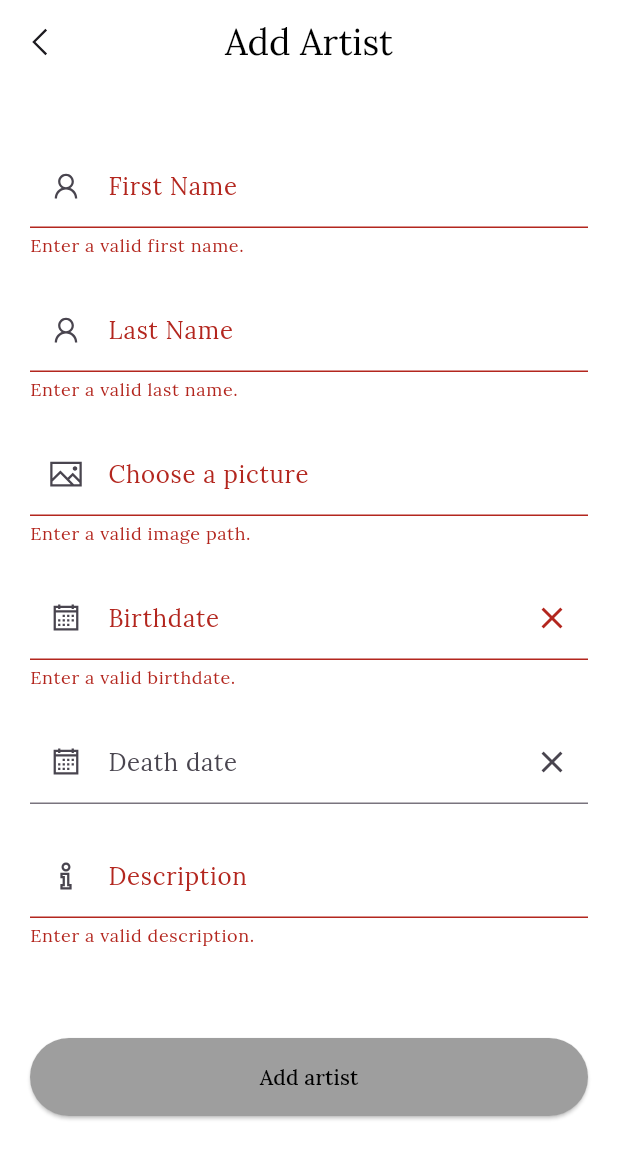
After one commit to LaviniaSurubariu/smart_museum, a Flutter app: the AddArtistPage screen opened by its route, after a tap on "Add artist", on a phone screen of 412 x 824 dp. The commit adds this screen. Shown: the top 1159 px of the screen. Run offline on Flutter 3.47's test engine with Material 3 defaults, Android fonts, the phone set to English and light mode, and no system bars; our stand-ins replace audioplayers, cloud_firestore, firebase_auth, firebase_core, firebase_storage, flutter_credit_card and 8 more; missing offline and left inert: mobile_scanner, redux_epics; accounts and stored records are empty.

Commit message:
add artist functionality

```diff
--- /dev/null
+++ b/lib/actions/admin_actions/add_artist/add_artist.dart
@@ -0,0 +1,24 @@
+import 'package:freezed_annotation/freezed_annotation.dart';
+
+import '../../app_action.dart';
+
+
+part 'add_artist.freezed.dart';
+
+@freezed
+class AddArtist with _$AddArtist implements AppAction {
+  const factory AddArtist({
+    required String firstName,
+    required String lastName,
+    required String picturePath,
+    required DateTime birthdate,
+    required DateTime? deathDate,
+    required String description,
+    required ActionResult result,
+}) = AddArtistStart;
+
+  const factory AddArtist.successful() = AddArtistSuccessful;
+
+  @Implements<ErrorAction>()
+  const factory AddArtist.error(Object error, StackTrace stackTrace) = AddArtistError;
+}
--- a/lib/api/app_api.dart
+++ b/lib/api/app_api.dart
@@ -4,6 +4,7 @@ import 'package:cloud_firestore/cloud_firestore.dart';
 import 'package:firebase_auth/firebase_auth.dart';
 import 'package:firebase_storage/firebase_storage.dart';
 
+import '../models/artist/artist.dart';
 import '../models/user/app_user/app_user.dart';
 
 class AppApi {
@@ -192,4 +193,35 @@ class AppApi {
 //       .map((QueryDocumentSnapshot<Map<String, dynamic>> doc) => AppUser.fromJson(doc.data()))
 //       .toList();
 // }
+
+  Future<void> addArtist({
+    required String firstName,
+    required String lastName,
+    required String picturePath,
+    required DateTime birthdate,
+    required DateTime? deathDate,
+    required String description,
+  }) async {
+    final CollectionReference<Map<String, dynamic>> artistsCollection = FirebaseFirestore.instance.collection('artists');
+    final DocumentReference<Map<String, dynamic>> newArtistRef = artistsCollection.doc();
+
+
+    final Reference ref = _storage.ref('artists/${newArtistRef.id}/$firstName');
+    await ref.putFile(File(picturePath));
+    final String pictureUrl = await ref.getDownloadURL();
+
+    final Artist artist = Artist(
+      uid: newArtistRef.id,
+      firstName: firstName,
+      lastName: lastName,
+      pictureUrl: pictureUrl,
+      birthdate: birthdate,
+      deathDate: deathDate,
+      description: description,
+    );
+
+    final Map<String, dynamic> artistJson = artist.toJson();
+
+    await newArtistRef.set(artistJson);
+  }
 }
--- a/lib/main.dart
+++ b/lib/main.dart
@@ -11,6 +11,7 @@ import 'api/app_api.dart';
 import 'epics/app_epics.dart';
 import 'firebase_options.dart';
 import 'models/app_state/app_state.dart';
+import 'presentation/admin_pages/add_artist_page.dart';
 import 'presentation/admin_pages/admin_home_screen.dart';
 import 'presentation/admin_pages/generate_qr_code_page.dart';
 import 'presentation/admin_pages/profile_admin_page.dart';
@@ -74,6 +75,7 @@ class MyApp extends StatelessWidget {
           '/subscriptionPage': (BuildContext context) => const SubscriptionPage(),
           '/paymentPage': (BuildContext context) => const PaymentPage(),
           '/favoritesPage': (BuildContext context) => const FavoritesPage(),
+          '/addArtistPage': (BuildContext context) => const AddArtistPage(),
         },
       ),
     );
--- /dev/null
+++ b/lib/models/artist/artist.dart
@@ -0,0 +1,20 @@
+import 'package:freezed_annotation/freezed_annotation.dart';
+
+part 'artist.freezed.dart';
+
+part 'artist.g.dart';
+
+@freezed
+class Artist with _$Artist {
+  const factory Artist({
+    required String uid,
+    required String firstName,
+    required String lastName,
+    required String pictureUrl,
+    required DateTime birthdate,
+    required DateTime? deathDate,
+    required String description,
+  }) = Artist$;
+
+  factory Artist.fromJson(Map<dynamic, dynamic> json) => _$ArtistFromJson(Map<String, dynamic>.from(json));
+}
--- /dev/null
+++ b/lib/presentation/admin_pages/add_artist_page.dart
@@ -0,0 +1,282 @@
+import 'package:flutter/material.dart';
+import 'package:image_picker/image_picker.dart';
+import 'package:intl/intl.dart';
+import 'package:line_awesome_flutter/line_awesome_flutter.dart';
+
+import '../../actions/admin_actions/add_artist/add_artist.dart';
+import '../../actions/app_action.dart';
+import '../utils/customAlertDialogOneButton.dart';
+import '../utils/customAlertDialogTwoButtons.dart';
+import '../utils/extensions.dart';
+
+class AddArtistPage extends StatefulWidget {
+  const AddArtistPage({super.key});
+
+  @override
+  State<AddArtistPage> createState() => _AddArtistPageState();
+}
+
+class _AddArtistPageState extends State<AddArtistPage> {
+  final GlobalKey<FormState> formKey = GlobalKey<FormState>();
+  final TextEditingController birthdateController = TextEditingController();
+  final TextEditingController deathDateController = TextEditingController();
+  final TextEditingController firstNameController = TextEditingController();
+  final TextEditingController lastNameController = TextEditingController();
+  final TextEditingController descriptionController = TextEditingController();
+  final TextEditingController imagePathController = TextEditingController();
+  DateTime selectedDate = DateTime.now();
+
+  @override
+  Widget build(BuildContext context) {
+    return Scaffold(
+      appBar: AppBar(
+        leading: IconButton(
+            onPressed: () {
+              showDialog<CustomAlertDialogTwoButtons>(
+                context: context,
+                builder: (BuildContext context) {
+                  return CustomAlertDialogTwoButtons(
+                    title: 'Back?',
+                    content: 'Changes that you want to make may not be saved.',
+                    firstButtonText: 'no',
+                    firstButtonColor: Colors.white30,
+                    iconData: LineAwesomeIcons.exclamation_circle,
+                    iconColor: Colors.grey,
+                    onFirstButtonPressed: () {
+                      Navigator.pop(context);
+                    },
+                    secondButtonText: 'yes',
+                    secondButtonColor: Colors.grey,
+                    onSecondButtonPressed: () {
+                      Navigator.pushReplacementNamed(context, '/adminHomeScreenPage');
+                    },
+                  );
+                },
+              );
+            },
+            icon: const Icon(LineAwesomeIcons.angle_left)),
+        title: const Text('Add Artist', style: TextStyle(color: Colors.black)),
+      ),
+      body: SingleChildScrollView(
+        child: Container(
+          padding: const EdgeInsets.all(20),
+          child: Column(
+            children: <Widget>[
+              Form(
+                key: formKey,
+                child: Column(
+                  children: <Widget>[
+                    const SizedBox(height: 20),
+                    TextFormField(
+                      controller: firstNameController,
+                      validator: (String? value) {
+                        if (value == null || value.isEmpty) {
+                          return 'Enter a valid first name.';
+                        }
+                        return null;
+                      },
+                      onChanged: (String value) {
+                        formKey.currentState!.validate();
+                      },
+                      decoration:
+                          const InputDecoration(label: Text('First Name'), prefixIcon: Icon(LineAwesomeIcons.user)),
+                    ),
+                    const SizedBox(height: 20),
+                    TextFormField(
+                      controller: lastNameController,
+                      validator: (String? value) {
+                        if (value == null || value.isEmpty) {
+                          return 'Enter a valid last name.';
+                        }
+                        return null;
+                      },
+                      onChanged: (String value) {
+                        formKey.currentState!.validate();
+                      },
+                      decoration:
+                          const InputDecoration(label: Text('Last Name'), prefixIcon: Icon(LineAwesomeIcons.user)),
+                    ),
+                    const SizedBox(height: 20),
+                    TextFormField(
+                      controller: imagePathController,
+                      readOnly: true,
+                      decoration: const InputDecoration(
+                        labelText: 'Choose a picture',
+                        prefixIcon: Icon(LineAwesomeIcons.image),
+                      ),
+                      onTap: () async {
+                        final ImagePicker picker = ImagePicker();
+                        final XFile? file =
+                            await picker.pickImage(source: ImageSource.gallery, maxHeight: 1024, maxWidth: 1024);
+
+                        if (file != null) {
+                          imagePathController.text = file.path;
+                        }
+                      },
+                      validator: (String? value) {
+                        if (value == null || value.isEmpty) {
+                          return 'Enter a valid image path.';
+                        }
+                        return null;
+                      },
+                    ),
+                    const SizedBox(height: 20),
+                    TextFormField(
+                      controller: birthdateController,
+                      readOnly: true,
+                      validator: (String? value) {
+                        if (value == null || value.isEmpty) {
+                          return 'Enter a valid birthdate.';
+                        }
+                        return null;
+                      },
+                      onTap: () {
+                        _selectbirthDate(context);
+                      },
+                      onChanged: (String value) {},
+                      decoration: InputDecoration(
+                        label: const Text('Birthdate'),
+                        prefixIcon: const Icon(LineAwesomeIcons.calendar),
+                        suffixIcon: IconButton(
+                          icon: const Icon(Icons.clear),
+                          onPressed: () {
+                            birthdateController.clear();
+                          },
+                        ),
+                      ),
+                    ),
+                    const SizedBox(height: 20),
+                    TextFormField(
+                      controller: deathDateController,
+                      readOnly: true,
+                      validator: (String? value) {},
+                      onTap: () {
+                        _selectDeathDate(context);
+                      },
+                      onChanged: (String value) {
+                        formKey.currentState!.validate();
+                      },
+                      decoration: InputDecoration(
+                        label: const Text('Death date'),
+                        prefixIcon: const Icon(LineAwesomeIcons.calendar),
+                        suffixIcon: IconButton(
+                          icon: const Icon(Icons.clear),
+                          onPressed: () {
+                            deathDateController.clear();
+                          },
+                        ),
+                      ),
+                    ),
+                    const SizedBox(height: 20),
+                    TextFormField(
+                      maxLines: null,
+                      controller: descriptionController,
+                      validator: (String? value) {
+                        if (value == null || value.isEmpty) {
+                          return 'Enter a valid description.';
+                        }
+                        return null;
+                      },
+                      onChanged: (String value) {
+                        formKey.currentState!.validate();
+                      },
+                      decoration:
+                          const InputDecoration(label: Text('Description'), prefixIcon: Icon(LineAwesomeIcons.info)),
+                    ),
+                    const SizedBox(height: 60),
+                    SizedBox(
+                      width: double.infinity,
+                      child: ElevatedButton(
+                        onPressed: () {
+                          if (formKey.currentState!.validate()) {
+                            context.dispatch(AddArtist(
+                              firstName: firstNameController.text,
+                              lastName: lastNameController.text,
+                              picturePath: imagePathController.text,
+                              birthdate: DateTime.parse(birthdateController.text),
+                              deathDate: deathDateController.text.isNotEmpty ? DateTime.parse(deathDateController.text) : null,
+                              description: descriptionController.text,
+                              result: _onAddArtistResult,
+                            ));
+                          }
+                        },
+                        style: ElevatedButton.styleFrom(
+                            backgroundColor: Colors.grey, side: BorderSide.none, shape: const StadiumBorder()),
+                        child: const Text('Add artist', style: TextStyle(color: Colors.black)),
+                      ),
+                    ),
+                    const SizedBox(height: 80),
+                  ],
+                ),
+              ),
+            ],
+          ),
+        ),
+      ),
+    );
+  }
+
+  Future<void> _selectbirthDate(BuildContext context) async {
+    final DateTime? picked = await showDatePicker(
+      context: context,
+      initialDate: DateTime.now(),
+      firstDate: DateTime(1000),
+      lastDate: DateTime(DateTime.now().year, DateTime.now().month, DateTime.now().day),
+    );
+    if (picked != null) {
+      final formattedDate = DateFormat('yyyy-MM-dd').format(picked);
+      birthdateController.text = formattedDate;
+    }
+  }
+
+  Future<void> _selectDeathDate(BuildContext context) async {
+    final DateTime? picked = await showDatePicker(
+      context: context,
+      initialDate: DateTime.now(),
+      firstDate: DateTime(1000),
+      lastDate: DateTime(DateTime.now().year, DateTime.now().month, DateTime.now().day),
+    );
+    if (picked != null) {
+      final String formattedDate = DateFormat('yyyy-MM-dd').format(picked);
+      deathDateController.text = formattedDate;
+    }
+  }
+  void _onAddArtistResult(AppAction action) {
+    if (action is AddArtistSuccessful) {
+      showDialog<CustomAlertDialogTwoButtons>(
+        context: context,
+        builder: (BuildContext context) {
+          return CustomAlertDialogOneButton(
+            title: 'Artist added',
+            content: 'Successfully added artist.',
+            buttonText: 'OK',
+            buttonColor: Colors.grey,
+            iconData: LineAwesomeIcons.check_circle,
+            iconColor: Colors.green,
+            onButtonPressed: () {
+              Navigator.pop(context);
+              Navigator.pushReplacementNamed(context, '/adminHomeScreenPage');
+            },
+          );
+        },
+      );
+    } else if (action is AddArtistError) {
+      showDialog<CustomAlertDialogTwoButtons>(
+        context: context,
+        builder: (BuildContext context) {
+          return CustomAlertDialogOneButton(
+            title: 'An error occurred',
+            content: 'Please try again.',
+            buttonText: 'OK',
+            buttonColor: Colors.grey,
+            iconData: LineAwesomeIcons.exclamation,
+            iconColor: Colors.redAccent,
+            onButtonPressed: () {
+              Navigator.pop(context);
+            },
+          );
+        },
+      );
+    }
+  }
+}
```
Also changed, not shown: lib/epics/app_epics.dart (+20 -4 lines), lib/presentation/utils/customAdminDrawer.dart (+11 -1 lines).
